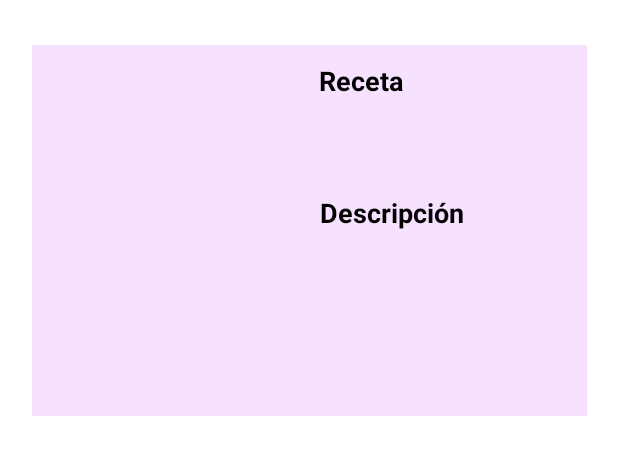
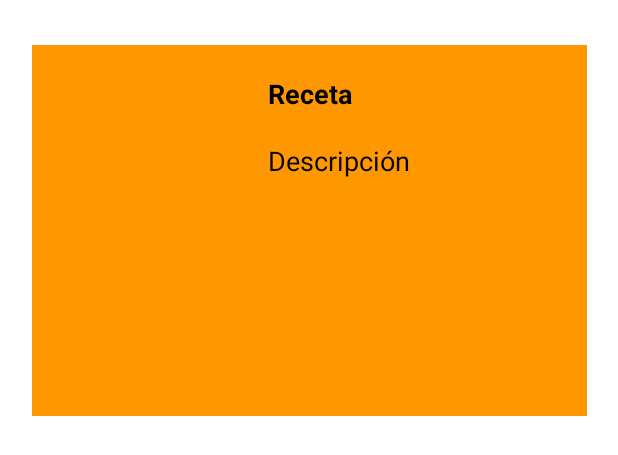
Before and after one commit to Bl4nc018/SaborExpress, an Android app: the layout recycler_cell.xml on its own in the app's theme, with its tools: preview values and no code run, on a phone screen of 412 x 824 dp. Shown: the top 455 px of the screen. Run offline under Robolectric (Android 15) with nearby library versions, the phone set to English and light mode, and no system bars.

Commit message:
Editada la celda visualmente para que coincida con el tema de la app.

```diff
--- a/SaborExpress_App/app/src/main/res/layout/recycler_cell.xml
+++ b/SaborExpress_App/app/src/main/res/layout/recycler_cell.xml
@@ -12,51 +12,46 @@
         android:layout_marginStart="30dp"
         android:layout_marginTop="30dp"
         android:layout_marginEnd="30dp"
-        android:background="#F6E1FF"
+        android:background="@color/orange_500"
         app:layout_constraintEnd_toEndOf="parent"
         app:layout_constraintStart_toStartOf="parent"
         app:layout_constraintTop_toTopOf="parent">
 
         <ImageView
             android:id="@+id/image_view"
-            android:layout_width="150dp"
-            android:layout_height="140dp"
-            android:layout_marginStart="20dp"
-            android:layout_marginTop="20dp"
-            app:layout_constraintBottom_toBottomOf="@+id/description"
+            android:layout_width="120dp"
+            android:layout_height="120dp"
+            android:layout_marginStart="10dp"
             app:layout_constraintStart_toStartOf="parent"
             app:layout_constraintTop_toTopOf="parent"
-            app:layout_constraintVertical_bias="0.238" />
+            app:layout_constraintBottom_toBottomOf="parent" />
+
 
         <TextView
             android:id="@+id/recipe_name"
-            android:layout_width="155dp"
+            android:layout_width="185dp"
             android:layout_height="wrap_content"
-            android:layout_marginEnd="12dp"
-            android:layout_marginStart="10dp"
+            android:layout_marginTop="20dp"
             android:text="Receta"
             android:textColor="@color/black"
             android:textSize="18dp"
             android:textStyle="bold"
+            app:layout_constraintTop_toTopOf="parent"
             app:layout_constraintEnd_toEndOf="parent"
-            app:layout_constraintStart_toEndOf="@+id/image_view"
-            app:layout_constraintTop_toTopOf="@+id/image_view" />
+            app:layout_constraintStart_toEndOf="@+id/image_view"/>
 
         <TextView
             android:id="@+id/description"
-            android:layout_width="155dp"
+            android:layout_width="185dp"
             android:layout_height="wrap_content"
-            android:layout_marginStart="10dp"
-            android:layout_marginTop="88dp"
-            android:layout_marginEnd="12dp"
+            android:layout_marginTop="20dp"
             android:text="Descripción"
             android:textColor="@color/black"
             android:textSize="18dp"
-            android:textStyle="bold"
             app:layout_constraintEnd_toEndOf="parent"
-            app:layout_constraintHorizontal_bias="0.521"
-            app:layout_constraintStart_toEndOf="@+id/image_view"
-            app:layout_constraintTop_toTopOf="@+id/image_view" />
+            app:layout_constraintHorizontal_bias="0.0"
+            app:layout_constraintStart_toStartOf="@+id/recipe_name"
+            app:layout_constraintTop_toBottomOf="@+id/recipe_name" />
 
 
     </androidx.constraintlayout.widget.ConstraintLayout>
```
